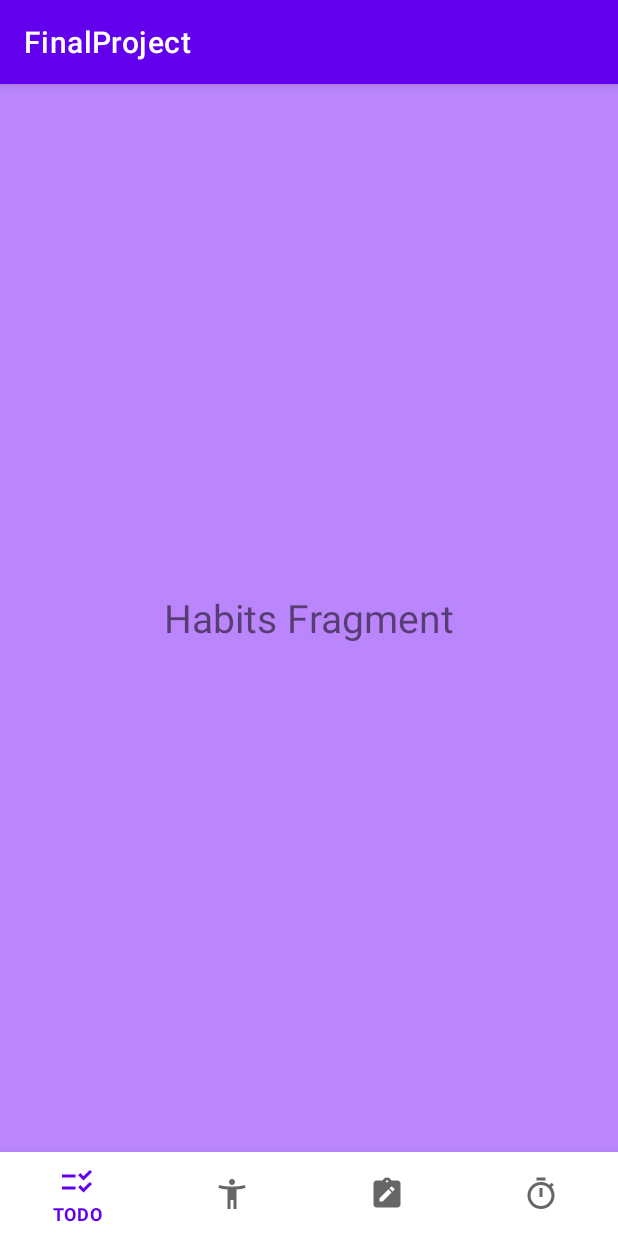
After one commit to SYProject1999/final-project-repo, an Android app: the fragment HabitsFragment placed in its activity, on a phone screen of 412 x 824 dp. The commit adds this screen. Run offline under Robolectric (Android 15) with nearby library versions, the phone set to English and light mode, and no system bars.

Commit message:
Added Bottom Navigation Bar

```diff
--- a/app/build.gradle
+++ b/app/build.gradle
@@ -22,6 +22,11 @@ android {
             proguardFiles getDefaultProguardFile('proguard-android-optimize.txt'), 'proguard-rules.pro'
         }
     }
+
+    buildFeatures {
+        viewBinding true
+    }
+
     compileOptions {
         sourceCompatibility JavaVersion.VERSION_1_8
         targetCompatibility JavaVersion.VERSION_1_8
@@ -34,6 +39,7 @@ dependencies {
     implementation 'com.google.android.material:material:1.5.0'
     implementation 'androidx.constraintlayout:constraintlayout:2.1.3'
     implementation 'com.google.firebase:firebase-auth:19.2.0'
+    implementation 'androidx.legacy:legacy-support-v4:1.0.0'
     testImplementation 'junit:junit:4.13.2'
     androidTestImplementation 'androidx.test.ext:junit:1.1.3'
     androidTestImplementation 'androidx.test.espresso:espresso-core:3.4.0'
--- a/app/src/main/AndroidManifest.xml
+++ b/app/src/main/AndroidManifest.xml
@@ -9,6 +9,9 @@
         android:roundIcon="@mipmap/ic_launcher_round"
         android:supportsRtl="true"
         android:theme="@style/Theme.FinalProject">
+        <activity
+            android:name=".BottomNavigationBarActivity"
+            android:exported="false" />
         <activity
             android:name=".LoginActivity"
             android:exported="false" />
--- /dev/null
+++ b/app/src/main/java/com/example/finalproject/BottomNavigationBarActivity.java
@@ -0,0 +1,54 @@
+package com.example.finalproject;
+
+import androidx.appcompat.app.AppCompatActivity;
+import androidx.fragment.app.Fragment;
+import androidx.fragment.app.FragmentManager;
+import androidx.fragment.app.FragmentTransaction;
+
+import android.os.Bundle;
+
+import com.example.finalproject.databinding.ActivityBottomNavigationBarBinding;
+import com.example.finalproject.databinding.ActivityMainBinding;
+
+public class BottomNavigationBarActivity extends AppCompatActivity {
+
+    ActivityBottomNavigationBarBinding binding;
+
+    @Override
+    protected void onCreate(Bundle savedInstanceState) {
+        super.onCreate(savedInstanceState);
+        binding = ActivityBottomNavigationBarBinding.inflate(getLayoutInflater());
+        setContentView(binding.getRoot());
+        replaceFragment(new TodolistFragment());
+
+        binding.bottomNavigationView.setOnItemSelectedListener(item -> {
+
+            switch (item.getItemId()) {
+                case R.id.todo:
+                    replaceFragment(new TodolistFragment());
+                    break;
+                case R.id.habits:
+                    replaceFragment(new HabitsFragment());
+                    break;
+                case R.id.diary:
+                    replaceFragment(new DiaryFragment());
+                    break;
+                case R.id.timer:
+                    replaceFragment(new TimerFragment());
+                    break;
+            }
+
+            return true;
+        });
+    }
+
+    private void replaceFragment(Fragment fragment) {
+
+        FragmentManager fragmentManager = getSupportFragmentManager();
+        FragmentTransaction fragmentTransaction = fragmentManager.beginTransaction();
+        fragmentTransaction.replace(R.id.frame_layout, fragment);
+        fragmentTransaction.commit();
+
+    }
+
+}
--- /dev/null
+++ b/app/src/main/java/com/example/finalproject/HabitsFragment.java
@@ -0,0 +1,64 @@
+package com.example.finalproject;
+
+import android.os.Bundle;
+
+import androidx.fragment.app.Fragment;
+
+import android.view.LayoutInflater;
+import android.view.View;
+import android.view.ViewGroup;
+
+/**
+ * A simple {@link Fragment} subclass.
+ * Use the {@link HabitsFragment#newInstance} factory method to
+ * create an instance of this fragment.
+ */
+public class HabitsFragment extends Fragment {
+
+    // TODO: Rename parameter arguments, choose names that match
+    // the fragment initialization parameters, e.g. ARG_ITEM_NUMBER
+    private static final String ARG_PARAM1 = "param1";
+    private static final String ARG_PARAM2 = "param2";
+
+    // TODO: Rename and change types of parameters
+    private String mParam1;
+    private String mParam2;
+
+    public HabitsFragment() {
+        // Required empty public constructor
+    }
+
+    /**
+     * Use this factory method to create a new instance of
+     * this fragment using the provided parameters.
+     *
+     * @param param1 Parameter 1.
+     * @param param2 Parameter 2.
+     * @return A new instance of fragment HabitsFragment.
+     */
+    // TODO: Rename and change types and number of parameters
+    public static HabitsFragment newInstance(String param1, String param2) {
+        HabitsFragment fragment = new HabitsFragment();
+        Bundle args = new Bundle();
+        args.putString(ARG_PARAM1, param1);
+        args.putString(ARG_PARAM2, param2);
+        fragment.setArguments(args);
+        return fragment;
+    }
+
+    @Override
+    public void onCreate(Bundle savedInstanceState) {
+        super.onCreate(savedInstanceState);
+        if (getArguments() != null) {
+            mParam1 = getArguments().getString(ARG_PARAM1);
+            mParam2 = getArguments().getString(ARG_PARAM2);
+        }
+    }
+
+    @Override
+    public View onCreateView(LayoutInflater inflater, ViewGroup container,
+                             Bundle savedInstanceState) {
+        // Inflate the layout for this fragment
+        return inflater.inflate(R.layout.fragment_habits, container, false);
+    }
+}
--- /dev/null
+++ b/app/src/main/java/com/example/finalproject/TodolistFragment.java
@@ -0,0 +1,64 @@
+package com.example.finalproject;
+
+import android.os.Bundle;
+
+import androidx.fragment.app.Fragment;
+
+import android.view.LayoutInflater;
+import android.view.View;
+import android.view.ViewGroup;
+
+/**
+ * A simple {@link Fragment} subclass.
+ * Use the {@link TodolistFragment#newInstance} factory method to
+ * create an instance of this fragment.
+ */
+public class TodolistFragment extends Fragment {
+
+    // TODO: Rename parameter arguments, choose names that match
+    // the fragment initialization parameters, e.g. ARG_ITEM_NUMBER
+    private static final String ARG_PARAM1 = "param1";
+    private static final String ARG_PARAM2 = "param2";
+
+    // TODO: Rename and change types of parameters
+    private String mParam1;
+    private String mParam2;
+
+    public TodolistFragment() {
+        // Required empty public constructor
+    }
+
+    /**
+     * Use this factory method to create a new instance of
+     * this fragment using the provided parameters.
+     *
+     * @param param1 Parameter 1.
+     * @param param2 Parameter 2.
+     * @return A new instance of fragment TodolistFragment.
+     */
+    // TODO: Rename and change types and number of parameters
+    public static TodolistFragment newInstance(String param1, String param2) {
+        TodolistFragment fragment = new TodolistFragment();
+        Bundle args = new Bundle();
+        args.putString(ARG_PARAM1, param1);
+        args.putString(ARG_PARAM2, param2);
+        fragment.setArguments(args);
+        return fragment;
+    }
+
+    @Override
+    public void onCreate(Bundle savedInstanceState) {
+        super.onCreate(savedInstanceState);
+        if (getArguments() != null) {
+            mParam1 = getArguments().getString(ARG_PARAM1);
+            mParam2 = getArguments().getString(ARG_PARAM2);
+        }
+    }
+
+    @Override
+    public View onCreateView(LayoutInflater inflater, ViewGroup container,
+                             Bundle savedInstanceState) {
+        // Inflate the layout for this fragment
+        return inflater.inflate(R.layout.fragment_todolist, container, false);
+    }
+}
--- /dev/null
+++ b/app/src/main/res/drawable/ic_baseline_accessibility_new_24.xml
@@ -0,0 +1,10 @@
+<vector xmlns:android="http://schemas.android.com/apk/res/android"
+    android:width="24dp"
+    android:height="24dp"
+    android:viewportWidth="24"
+    android:viewportHeight="24"
+    android:tint="?attr/colorControlNormal">
+  <path
+      android:fillColor="@android:color/white"
+      android:pathData="M20.5,6c-2.61,0.7 -5.67,1 -8.5,1s-5.89,-0.3 -8.5,-1L3,8c1.86,0.5 4,0.83 6,1v13h2v-6h2v6h2V9c2,-0.17 4.14,-0.5 6,-1l-0.5,-2zM12,6c1.1,0 2,-0.9 2,-2s-0.9,-2 -2,-2 -2,0.9 -2,2 0.9,2 2,2z"/>
+</vector>
--- /dev/null
+++ b/app/src/main/res/drawable/ic_baseline_checklist_rtl_24.xml
@@ -0,0 +1,10 @@
+<vector xmlns:android="http://schemas.android.com/apk/res/android"
+    android:width="24dp"
+    android:height="24dp"
+    android:viewportWidth="24"
+    android:viewportHeight="24"
+    android:tint="?attr/colorControlNormal">
+  <path
+      android:fillColor="@android:color/white"
+      android:pathData="M11,7H2v2h9V7zM11,15H2v2h9V15zM16.34,11l-3.54,-3.54l1.41,-1.41l2.12,2.12l4.24,-4.24L22,5.34L16.34,11zM16.34,19l-3.54,-3.54l1.41,-1.41l2.12,2.12l4.24,-4.24L22,13.34L16.34,19z"/>
+</vector>
--- /dev/null
+++ b/app/src/main/res/drawable/ic_baseline_note_alt_24.xml
@@ -0,0 +1,10 @@
+<vector xmlns:android="http://schemas.android.com/apk/res/android"
+    android:width="24dp"
+    android:height="24dp"
+    android:viewportWidth="24"
+    android:viewportHeight="24"
+    android:tint="?attr/colorControlNormal">
+  <path
+      android:fillColor="@android:color/white"
+      android:pathData="M19,3h-4.18C14.4,1.84 13.3,1 12,1S9.6,1.84 9.18,3H5C3.9,3 3,3.9 3,5v14c0,1.1 0.9,2 2,2h14c1.1,0 2,-0.9 2,-2V5C21,3.9 20.1,3 19,3zM12,2.75c0.41,0 0.75,0.34 0.75,0.75S12.41,4.25 12,4.25s-0.75,-0.34 -0.75,-0.75S11.59,2.75 12,2.75zM9.1,17H7v-2.14l5.96,-5.96l2.12,2.12L9.1,17zM16.85,9.27l-1.06,1.06l-2.12,-2.12l1.06,-1.06c0.2,-0.2 0.51,-0.2 0.71,0l1.41,1.41C17.05,8.76 17.05,9.07 16.85,9.27z"/>
+</vector>
--- /dev/null
+++ b/app/src/main/res/drawable/ic_baseline_timer_24.xml
@@ -0,0 +1,10 @@
+<vector xmlns:android="http://schemas.android.com/apk/res/android"
+    android:width="24dp"
+    android:height="24dp"
+    android:viewportWidth="24"
+    android:viewportHeight="24"
+    android:tint="?attr/colorControlNormal">
+  <path
+      android:fillColor="@android:color/white"
+      android:pathData="M15,1L9,1v2h6L15,1zM11,14h2L13,8h-2v6zM19.03,7.39l1.42,-1.42c-0.43,-0.51 -0.9,-0.99 -1.41,-1.41l-1.42,1.42C16.07,4.74 14.12,4 12,4c-4.97,0 -9,4.03 -9,9s4.02,9 9,9 9,-4.03 9,-9c0,-2.12 -0.74,-4.07 -1.97,-5.61zM12,20c-3.87,0 -7,-3.13 -7,-7s3.13,-7 7,-7 7,3.13 7,7 -3.13,7 -7,7z"/>
+</vector>
--- /dev/null
+++ b/app/src/main/res/layout/activity_bottom_navigation_bar.xml
@@ -0,0 +1,27 @@
+<?xml version="1.0" encoding="utf-8"?>
+<androidx.constraintlayout.widget.ConstraintLayout xmlns:android="http://schemas.android.com/apk/res/android"
+    xmlns:app="http://schemas.android.com/apk/res-auto"
+    xmlns:tools="http://schemas.android.com/tools"
+    android:layout_width="match_parent"
+    android:layout_height="match_parent"
+    tools:context=".BottomNavigationBarActivity">
+
+    <FrameLayout
+        android:id="@+id/frame_layout"
+        android:layout_width="0dp"
+        android:layout_height="0dp"
+        app:layout_constraintBottom_toTopOf="@+id/bottomNavigationView"
+        app:layout_constraintEnd_toEndOf="parent"
+        app:layout_constraintStart_toStartOf="parent"
+        app:layout_constraintTop_toTopOf="parent"></FrameLayout>
+
+    <com.google.android.material.bottomnavigation.BottomNavigationView
+        android:id="@+id/bottomNavigationView"
+        android:layout_width="match_parent"
+        android:layout_height="wrap_content"
+        app:layout_constraintBottom_toBottomOf="parent"
+        app:layout_constraintEnd_toEndOf="parent"
+        app:layout_constraintStart_toStartOf="parent"
+        app:menu="@menu/bottom_nav_menu" />
+
+</androidx.constraintlayout.widget.ConstraintLayout>
--- /dev/null
+++ b/app/src/main/res/layout/fragment_habits.xml
@@ -0,0 +1,17 @@
+<?xml version="1.0" encoding="utf-8"?>
+<FrameLayout xmlns:android="http://schemas.android.com/apk/res/android"
+    xmlns:tools="http://schemas.android.com/tools"
+    android:layout_width="match_parent"
+    android:layout_height="match_parent"
+    android:background="@color/purple_200"
+    tools:context=".HabitsFragment">
+
+    <!-- TODO: Update blank fragment layout -->
+    <TextView
+        android:layout_width="wrap_content"
+        android:layout_height="wrap_content"
+        android:text="Habits Fragment"
+        android:textSize="26dp"
+        android:layout_gravity="center"/>
+
+</FrameLayout>
--- /dev/null
+++ b/app/src/main/res/menu/bottom_nav_menu.xml
@@ -0,0 +1,16 @@
+<?xml version="1.0" encoding="utf-8"?>
+<menu xmlns:android="http://schemas.android.com/apk/res/android">
+
+    <item android:title="@string/todo"
+        android:icon="@drawable/ic_baseline_checklist_rtl_24"
+        android:id="@+id/todo"/>
+    <item android:title="@string/habits"
+        android:icon="@drawable/ic_baseline_accessibility_new_24"
+        android:id="@+id/habits"/>
+    <item android:title="@string/diary"
+        android:icon="@drawable/ic_baseline_note_alt_24"
+        android:id="@+id/diary"/>
+    <item android:title="@string/timer"
+        android:icon="@drawable/ic_baseline_timer_24"
+        android:id="@+id/timer"/>
+</menu>
--- a/app/src/main/res/values/strings.xml
+++ b/app/src/main/res/values/strings.xml
@@ -1,3 +1,10 @@
 <resources>
     <string name="app_name">FinalProject</string>
+    <!-- TODO: Remove or change this placeholder text -->
+    <string name="hello_blank_fragment">Hello blank fragment</string>
+    <string name="todo">TODO</string>
+    <string name="habits">Habits</string>
+    <string name="diary">Diary</string>
+    <string name="timer">Timer</string>
+    <string name="bottomnav">BottomNav</string>
 </resources>
```
Also changed, not shown: app/src/main/java/com/example/finalproject/DiaryFragment.java (added, +64 -0 lines), app/src/main/java/com/example/finalproject/MainActivity.java (+13 -3 lines), app/src/main/java/com/example/finalproject/TimerFragment.java (added, +64 -0 lines), app/src/main/res/layout/activity_main.xml (+6 -2 lines), app/src/main/res/layout/fragment_diary.xml (added, +17 -0 lines), app/src/main/res/layout/fragment_timer.xml (added, +17 -0 lines), app/src/main/res/layout/fragment_todolist.xml (added, +17 -0 lines).
